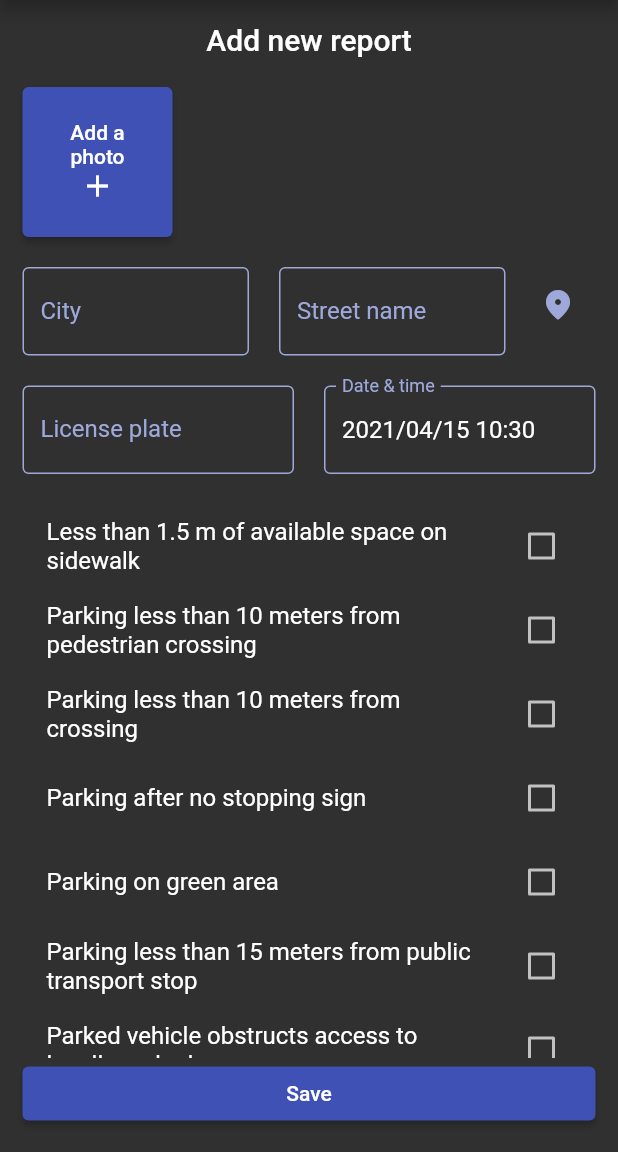
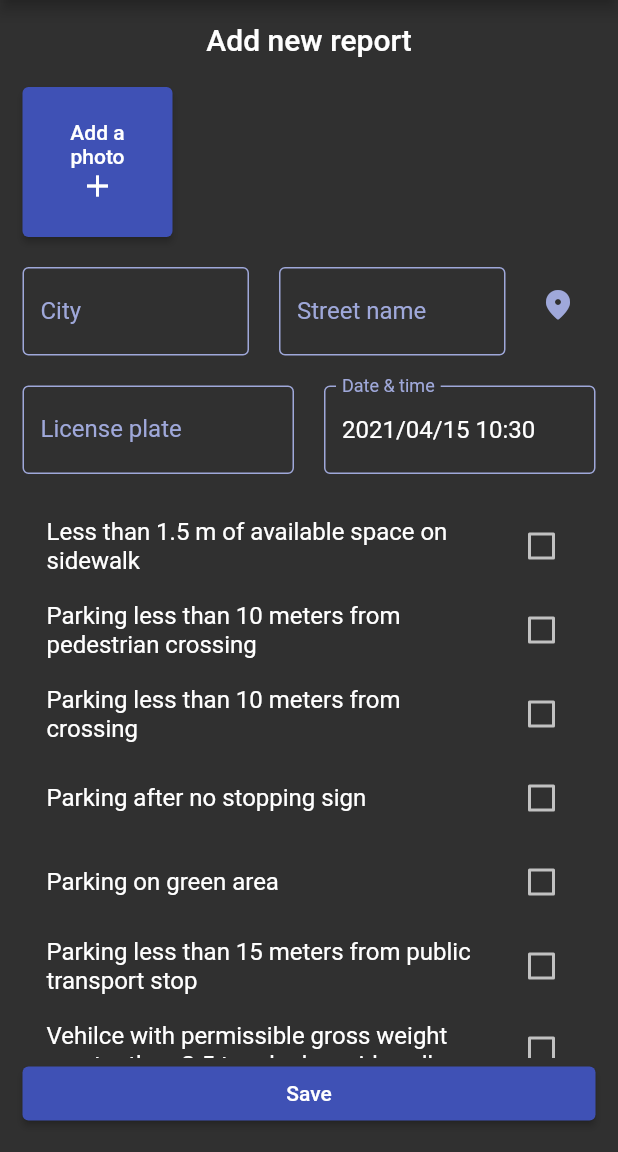
Before and after one commit to Bartor/parkowa-nie, a Flutter app: the screen it shows after launch, after a tap on "Add new report", on a phone screen of 412 x 824 dp, the part 84-1236 px from its top. Run offline on Flutter 3.47's test engine with Material 2 defaults, Android fonts, the phone set to English and light mode, and no system bars; our stand-ins replace firebase_analytics, firebase_core, geocoding, geolocator, hive, hive_flutter and 4 more; missing offline and left inert: flutter_mailer, slugify; accounts and stored records are empty; generated files the repository leaves out were written again.

Commit message:
feat: update offences

```diff
--- a/lib/modules/core/common/i18n.dart
+++ b/lib/modules/core/common/i18n.dart
@@ -87,23 +87,29 @@ class I18n {
       "en": "Parking on sidewalk away from the edge of the road",
       "pl": "Postój na chodniku z dala od krawędzi jezdni"
     },
-    OffenceType.OBSTRUCTING_LEGALLY_PARKED_VEHICLE.toString(): {
-      "en": "Parked vehicle obstructs access to legally parked one",
-      "pl": "Pojazd utrudnia dostęp do legalnie zaparkowanego pojazdu"
-    },
     OffenceType.TOO_CLOSE_TO_BUS_TRAM_STOP.toString(): {
       "en": "Parking less than 15 meters from public transport stop",
-      "pl": "Postój poniżej 15 metrów od przystanku"
+      "pl":
+          "Postój poniżej 15 metrów od przystanku lub na terenie zatoce autobusowej"
     },
     OffenceType.TOO_HEAVY.toString(): {
       "en":
           "Vehilce with permissible gross weight greater than 2.5 t parked on sidewalk",
       "pl":
-          "Pojazd o dopuszczalnej masie całkowitej powyżej 2.5 t stoi na chodniku"
+          "Pojazd pojadem o dopuszczalnej masie całkowitej powyżej 2.5 t na chodniku"
     },
     OffenceType.RESIDENCE_ZONE.toString(): {
       "en": "Parking outside of designated parking place in a residence zone",
-      "pl": "Postój poza wyznaczonym miejsce w strefie zamieszakania"
+      "pl": "Postój poza wyznaczonym miejscem w strefie zamieszakania"
+    },
+    OffenceType.NO_DRIVING.toString(): {
+      "en": "Not obeying no driving sign",
+      "pl": "Nieprzestrzeganie znaku zakazu ruchu"
+    },
+    OffenceType.INCORRECT_PARKING.toString(): {
+      "en": "Not obeying the parking signs",
+      "pl":
+          "Niezastosowanie się do miejsc wyznaczonych znakami poziomymi lub pionowymi"
     }
   });
 
--- a/lib/modules/core/model/Offence.dart
+++ b/lib/modules/core/model/Offence.dart
@@ -16,14 +16,16 @@ enum OffenceType {
   PARKED_ON_GREEN_AREA,
   @HiveField(6)
   TOO_CLOSE_TO_BUS_TRAM_STOP,
-  @HiveField(7)
-  OBSTRUCTING_LEGALLY_PARKED_VEHICLE,
   @HiveField(8)
   TOO_HEAVY,
   @HiveField(9)
   AWAY_FROM_THE_EDGE_OF_THE_ROAD,
   @HiveField(10)
-  RESIDENCE_ZONE
+  RESIDENCE_ZONE,
+  @HiveField(11)
+  NO_DRIVING,
+  @HiveField(12)
+  INCORRECT_PARKING
 }
 
 final offences = OffenceType.values.map((e) => e.toString()).toList();
--- a/pubspec.yaml
+++ b/pubspec.yaml
@@ -2,7 +2,7 @@ name: parkowa_nie
 description: A hammer of invalid parking.
 
 publish_to: "none"
-version: 1.0.1+2
+version: 1.0.2+3
 
 environment:
   sdk: ">=2.7.0 <3.0.0"
```
Also changed, not shown: lib/modules/core/model/Offence.g.dart.
